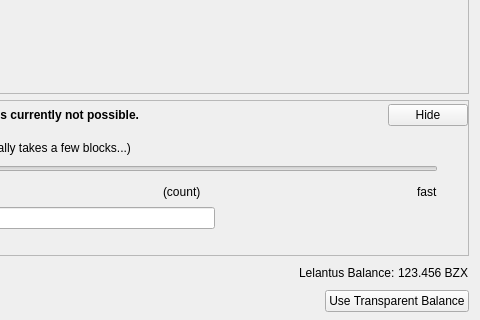
SPC-beta/test, file src/qt/forms/sendcoinsdialog.ui: the form before one commit; both pictures show x 370 to 850 and y 258 to 578 of the 850 by 578 pixel window.
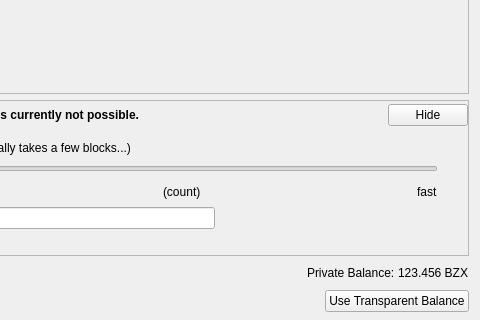
The form after the commit. Custom widgets are drawn as their Qt base class.

Diff of the .ui file:
```diff
--- a/src/qt/forms/sendcoinsdialog.ui
+++ b/src/qt/forms/sendcoinsdialog.ui
@@ -1284,7 +1284,7 @@
           </sizepolicy>
          </property>
          <property name="text">
-          <string>Lelantus Balance:</string>
+          <string>Private Balance:</string>
          </property>
         </widget>
        </item>
```
